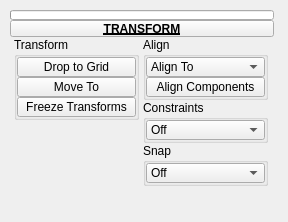
This is tentacle/ui/uiLevel_3/transform.ui in m3trik/tentacle as Qt 5 draws it before an edit. The edited form follows.
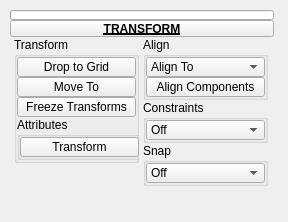
This is the edited form. Custom widgets are drawn as their Qt base class.

Patch:
```diff
--- a/tentacle/ui/uiLevel_3/transform.ui
+++ b/tentacle/ui/uiLevel_3/transform.ui
@@ -249,6 +249,113 @@
               </property>
              </widget>
             </item>
+            <item>
+             <widget class="QGroupBox" name="transfer_crease_sets_2">
+              <property name="minimumSize">
+               <size>
+                <width>125</width>
+                <height>0</height>
+               </size>
+              </property>
+              <property name="maximumSize">
+               <size>
+                <width>125</width>
+                <height>999</height>
+               </size>
+              </property>
+              <property name="title">
+               <string>Attributes</string>
+              </property>
+              <layout class="QVBoxLayout" name="verticalLayout_7">
+               <property name="spacing">
+                <number>0</number>
+               </property>
+               <property name="leftMargin">
+                <number>0</number>
+               </property>
+               <property name="topMargin">
+                <number>0</number>
+               </property>
+               <property name="rightMargin">
+                <number>0</number>
+               </property>
+               <property name="bottomMargin">
+                <number>0</number>
+               </property>
+               <item>
+                <widget class="QPushButton" name="b000">
+                 <property name="minimumSize">
+                  <size>
+                   <width>0</width>
+                   <height>20</height>
+                  </size>
+                 </property>
+                 <property name="maximumSize">
+                  <size>
+                   <width>999</width>
+                   <height>20</height>
+                  </size>
+                 </property>
+                 <property name="palette">
+                  <palette>
+                   <active>
+                    <colorrole role="Highlight">
+                     <brush brushstyle="SolidPattern">
+                      <color alpha="255">
+                       <red>80</red>
+                       <green>138</green>
+                       <blue>255</blue>
+                      </color>
+                     </brush>
+                    </colorrole>
+                   </active>
+                   <inactive>
+                    <colorrole role="Highlight">
+                     <brush brushstyle="SolidPattern">
+                      <color alpha="255">
+                       <red>80</red>
+                       <green>138</green>
+                       <blue>255</blue>
+                      </color>
+                     </brush>
+                    </colorrole>
+                   </inactive>
+                   <disabled>
+                    <colorrole role="Highlight">
+                     <brush brushstyle="SolidPattern">
+                      <color alpha="255">
+                       <red>51</red>
+                       <green>153</green>
+                       <blue>255</blue>
+                      </color>
+                     </brush>
+                    </colorrole>
+                   </disabled>
+                  </palette>
+                 </property>
+                 <property name="toolTip">
+                  <string>&lt;html&gt;&lt;head/&gt;&lt;body&gt;&lt;p&gt;List transform attributes for the currently selected object.&lt;/p&gt;&lt;/body&gt;&lt;/html&gt;</string>
+                 </property>
+                 <property name="text">
+                  <string>Transform</string>
+                 </property>
+                 <property name="autoDefault">
+                  <bool>true</bool>
+                 </property>
+                 <property name="default">
+                  <bool>false</bool>
+                 </property>
+                 <property name="flat">
+                  <bool>false</bool>
+                 </property>
+                 <property name="bnabled" stdset="0">
+                  <bool>true</bool>
+                 </property>
+                </widget>
+               </item>
+              </layout>
+             </widget>
+            </item>
            </layout>
           </widget>
          </item>
```
